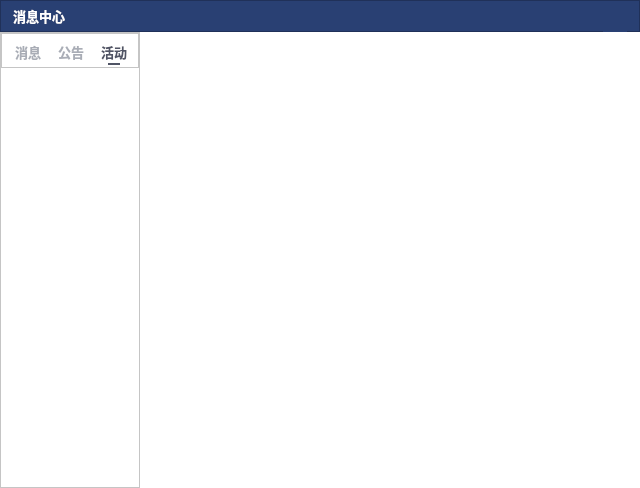
Above: messagecenterdialog.ui from ZhouMei20220810/TEST before the change. Below: the same form after it.
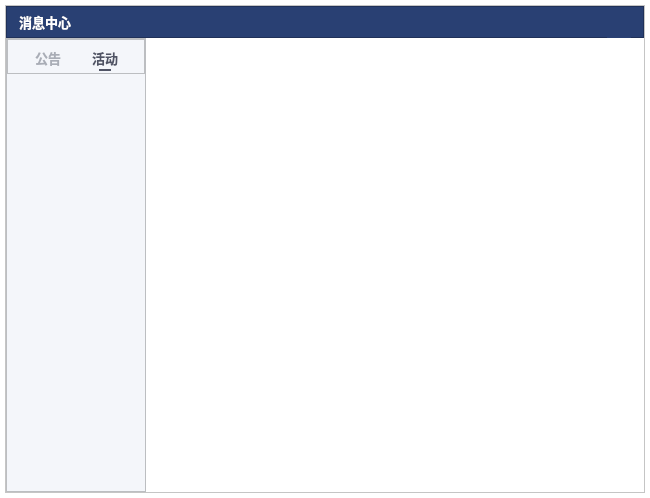
That is the form after the change. Icons and pictures are not drawn. Custom widgets are drawn as their Qt base class.

Commit message: 备份消息中心代码

Patch:
```diff
--- a/messagecenterdialog.ui
+++ b/messagecenterdialog.ui
@@ -6,8 +6,8 @@
    <rect>
     <x>0</x>
     <y>0</y>
-    <width>640</width>
-    <height>488</height>
+    <width>650</width>
+    <height>498</height>
    </rect>
   </property>
   <property name="windowTitle">
@@ -16,6 +16,30 @@
   <property name="styleSheet">
    <string notr="true">background-color:#FFFFFF;</string>
   </property>
+  <layout class="QHBoxLayout" name="horizontalLayout_4">
+   <property name="spacing">
+    <number>0</number>
+   </property>
+   <property name="leftMargin">
+    <number>5</number>
+   </property>
+   <property name="topMargin">
+    <number>5</number>
+   </property>
+   <property name="rightMargin">
+    <number>5</number>
+   </property>
+   <property name="bottomMargin">
+    <number>5</number>
+   </property>
+   <item>
+    <widget class="QFrame" name="frame_4">
+     <property name="frameShape">
+      <enum>QFrame::StyledPanel</enum>
+     </property>
+     <property name="frameShadow">
+      <enum>QFrame::Raised</enum>
+     </property>
   <layout class="QVBoxLayout" name="verticalLayout">
    <property name="spacing">
     <number>0</number>
@@ -373,6 +397,9 @@
          <height>16777215</height>
         </size>
        </property>
+          <property name="styleSheet">
+           <string notr="true">background-color:#F4F6FA;</string>
+          </property>
        <property name="frameShape">
         <enum>QFrame::StyledPanel</enum>
        </property>
@@ -431,154 +458,6 @@
            <property name="bottomMargin">
             <number>0</number>
            </property>
-           <item>
-            <widget class="QMouseFrame" name="frame_20">
-             <property name="minimumSize">
-              <size>
-               <width>26</width>
-               <height>0</height>
-              </size>
-             </property>
-             <property name="maximumSize">
-              <size>
-               <width>26</width>
-               <height>16777215</height>
-              </size>
-             </property>
-             <property name="styleSheet">
-              <string notr="true">border:none;</string>
-             </property>
-             <property name="frameShape">
-              <enum>QFrame::StyledPanel</enum>
-             </property>
-             <property name="frameShadow">
-              <enum>QFrame::Raised</enum>
-             </property>
-             <layout class="QVBoxLayout" name="verticalLayout_20">
-              <property name="spacing">
-               <number>0</number>
-              </property>
-              <property name="leftMargin">
-               <number>0</number>
-              </property>
-              <property name="topMargin">
-               <number>0</number>
-              </property>
-              <property name="rightMargin">
-               <number>0</number>
-              </property>
-              <property name="bottomMargin">
-               <number>0</number>
-              </property>
-              <item>
-               <widget class="QPushButton" name="btnMessage">
-                <property name="minimumSize">
-                 <size>
-                  <width>26</width>
-                  <height>0</height>
-                 </size>
-                </property>
-                <property name="maximumSize">
-                 <size>
-                  <width>26</width>
-                  <height>16777215</height>
-                 </size>
-                </property>
-                <property name="cursor">
-                 <cursorShape>PointingHandCursor</cursorShape>
-                </property>
-                <property name="styleSheet">
-                 <string notr="true">QPushButton:hover {border:none;
-color: #505465;
-background-color: #FFFFFFFF;
-border-radius:1px;
-padding-left:0px;
-font-weight:bold;
-font-size:13px;
-}
-QPushButton {
-color: #A9ADB6;
-background-color: #FFFFFFFF;
-border-radius:1px;
-padding-left:0px;
-font-weight:bold;
-font-size:13px;
-}</string>
-                </property>
-                <property name="text">
-                 <string>消息</string>
-                </property>
-               </widget>
-              </item>
-              <item>
-               <widget class="QFrame" name="frame_31">
-                <property name="minimumSize">
-                 <size>
-                  <width>0</width>
-                  <height>4</height>
-                 </size>
-                </property>
-                <property name="maximumSize">
-                 <size>
-                  <width>16777215</width>
-                  <height>4</height>
-                 </size>
-                </property>
-                <property name="frameShape">
-                 <enum>QFrame::StyledPanel</enum>
-                </property>
-                <property name="frameShadow">
-                 <enum>QFrame::Raised</enum>
-                </property>
-                <layout class="QHBoxLayout" name="horizontalLayout_37">
-                 <property name="spacing">
-                  <number>0</number>
-                 </property>
-                 <property name="leftMargin">
-                  <number>0</number>
-                 </property>
-                 <property name="topMargin">
-                  <number>0</number>
-                 </property>
-                 <property name="rightMargin">
-                  <number>0</number>
-                 </property>
-                 <property name="bottomMargin">
-                  <number>0</number>
-                 </property>
-                 <item>
-                  <widget class="QLabel" name="labelMessage">
-                   <property name="minimumSize">
-                    <size>
-                     <width>12</width>
-                     <height>2</height>
-                    </size>
-                   </property>
-                   <property name="maximumSize">
-                    <size>
-                     <width>12</width>
-                     <height>2</height>
-                    </size>
-                   </property>
-                   <property name="styleSheet">
-                    <string notr="true">background-color:#FFFFFFFF;
-max-height:2px;
-max-width:12px;
-min-height:2px;
-min-width:12px;
-border:none;</string>
-                   </property>
-                   <property name="text">
-                    <string/>
-                   </property>
-                  </widget>
-                 </item>
-                </layout>
-               </widget>
-              </item>
-             </layout>
-            </widget>
-           </item>
            <item>
             <widget class="QMouseFrame" name="frame_21">
              <property name="minimumSize">
@@ -646,7 +525,7 @@
 }
 QPushButton {
 color: #A9ADB6;
-background-color: #FFFFFFFF;
+background: transparent;
 border-radius:1px;
 padding-left:0px;
 font-weight:bold;
@@ -709,7 +588,7 @@
                     </size>
                    </property>
                    <property name="styleSheet">
-                    <string notr="true">background-color:#FFFFFFFF;
+                       <string notr="true">background-color:#F4F6FA;
 max-height:2px;
 max-width:12px;
 min-height:2px;
@@ -786,7 +665,7 @@
                 <property name="styleSheet">
                  <string notr="true">QPushButton {border:none;
 color: #505465;
-background-color: #FFFFFFFF;
+background: transparent;
 border-radius:1px;
 padding-left:0px;
 font-weight:bold;
@@ -884,6 +763,9 @@
       <widget class="QWidget" name="webView" native="true"/>
      </item>
     </layout>
+      </item>
+     </layout>
+    </widget>
    </item>
   </layout>
  </widget>
```
Left out of the diff: 2 changed lines with no effect on the pictures. Lines whose indentation alone changed are shown as unchanged. The commit also changes 2 other files.
